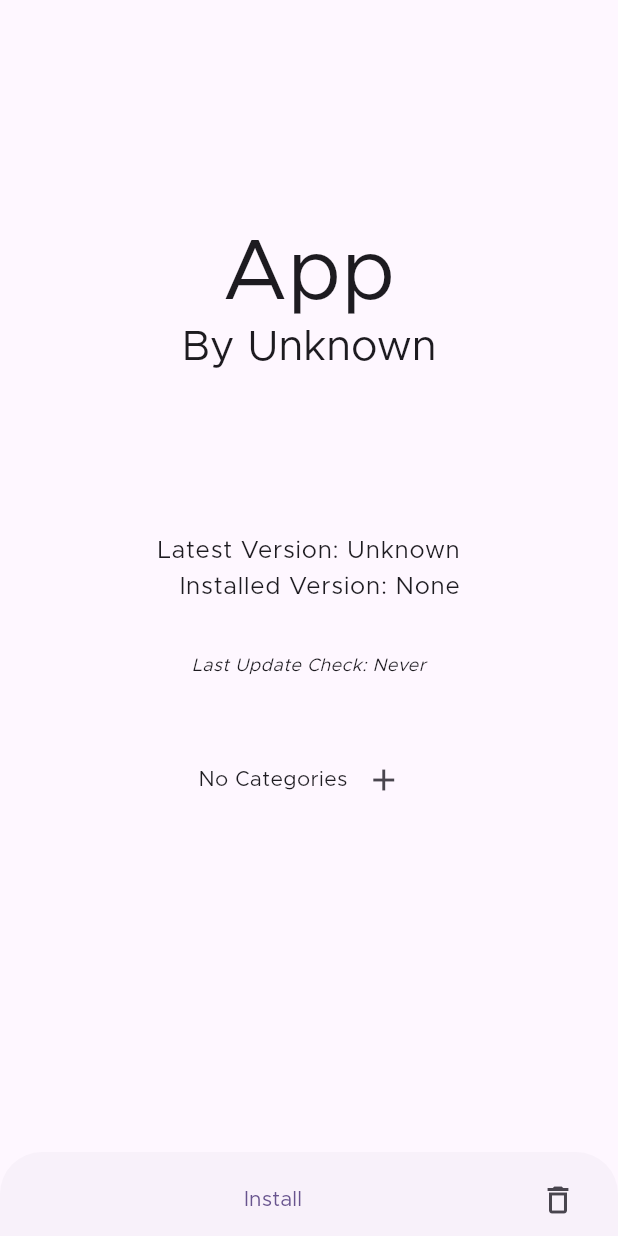
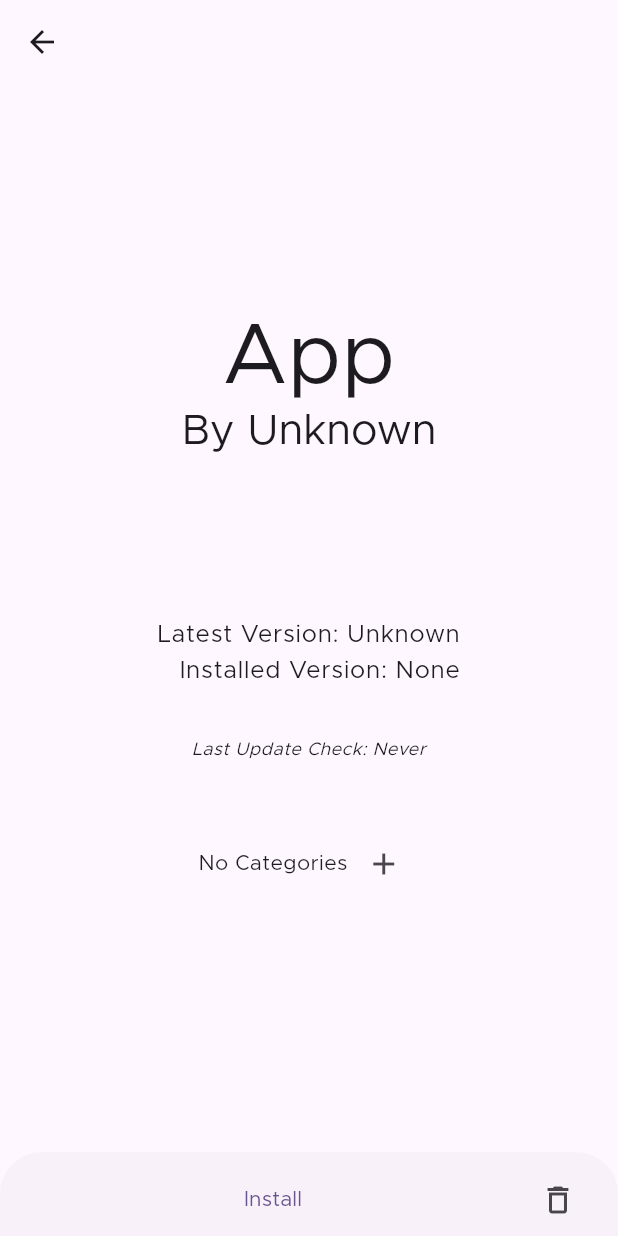
Before and after one commit to ImranR98/Obtainium, a Flutter app: the AppPage screen opened directly with empty values, on a phone screen of 412 x 824 dp. Run offline on Flutter 3.47's test engine with Material 2 defaults, Android fonts, the phone set to English and light mode, and no system bars; drawn by our look-alikes of dynamic_color; our stand-ins replace connectivity_plus, device_info_plus, easy_localization, file_picker, flutter_local_notifications, flutter_markdown and 6 more; missing offline and left inert: android_alarm_manager_plus, android_intent_plus, android_package_installer, android_package_manager, flutter_archive, flutter_fgbg and 3 more; accounts and stored records are empty.

Commit message:
Add back button to app detail page (#721)

```diff
--- a/lib/pages/app.dart
+++ b/lib/pages/app.dart
@@ -464,8 +464,17 @@ class _AppPageState extends State<AppPage> {
           ],
         ));
 
+    appScreenAppBar() => AppBar(
+      leading: IconButton(
+        icon: const Icon(Icons.arrow_back),
+        onPressed: () {
+          Navigator.pop(context);
+        },
+      ),
+    );
+
     return Scaffold(
-        appBar: settingsProvider.showAppWebpage ? AppBar() : null,
+        appBar: settingsProvider.showAppWebpage ? AppBar() : appScreenAppBar(),
         backgroundColor: Theme.of(context).colorScheme.surface,
         body: RefreshIndicator(
             child: settingsProvider.showAppWebpage
```
